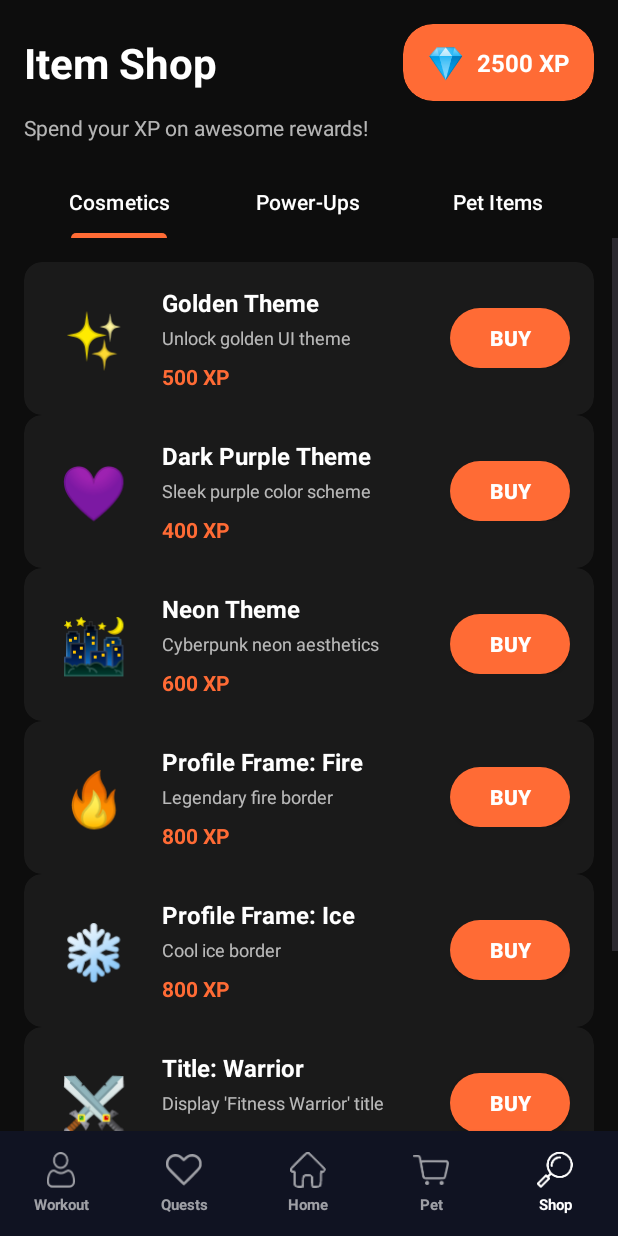
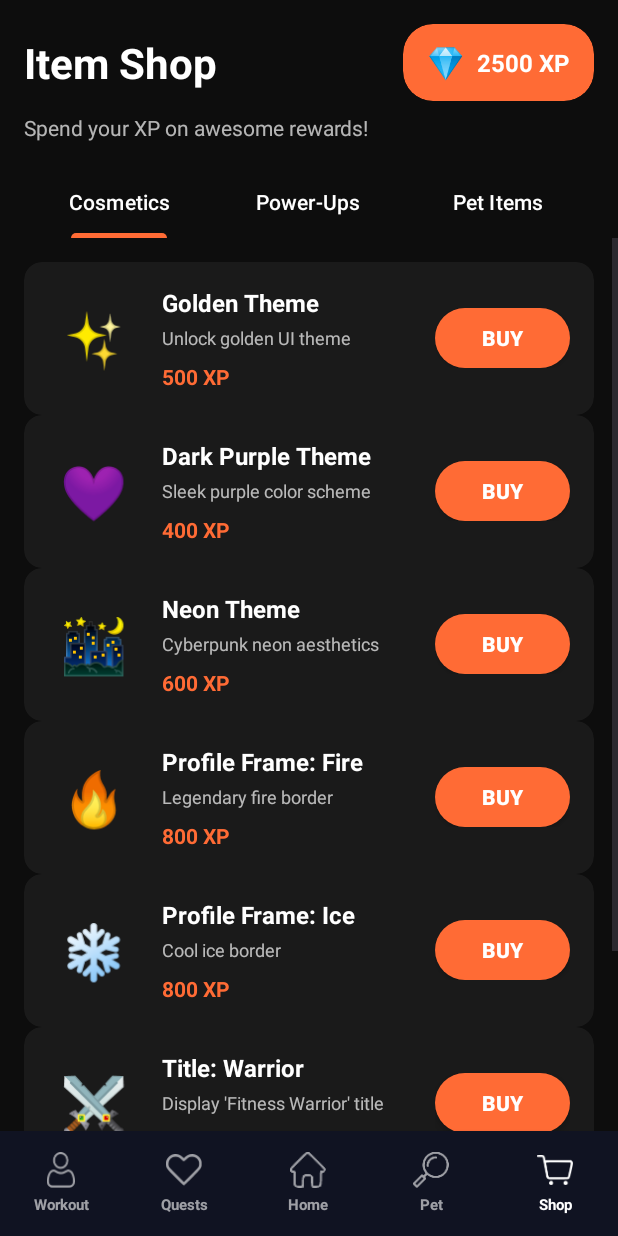
Before and after one commit to trankerry/CS481MobileProgrammingApp, an Android app: the ShopActivity screen opened directly, with no data from a screen before it, on a phone screen of 412 x 824 dp. Run offline under Robolectric (Android 15) with nearby library versions, the phone set to English and light mode, and no system bars.

Commit message:
added layouts for logout and shop function

```diff
--- a/app/src/main/res/layout/dialog_add_cardio.xml
+++ b/app/src/main/res/layout/dialog_add_cardio.xml
@@ -16,7 +16,7 @@
             android:layout_width="match_parent"
             android:layout_height="wrap_content"
             android:inputType="textCapWords"
-            android:textColor="@color/white" />
+            android:textColor="@color/black" />
     </com.google.android.material.textfield.TextInputLayout>
 
     <com.google.android.material.textfield.TextInputLayout
@@ -31,7 +31,7 @@
             android:layout_width="match_parent"
             android:layout_height="wrap_content"
             android:inputType="number"
-            android:textColor="@color/white" />
+            android:textColor="@color/black" />
     </com.google.android.material.textfield.TextInputLayout>
 
     <com.google.android.material.textfield.TextInputLayout
@@ -46,7 +46,7 @@
             android:layout_width="match_parent"
             android:layout_height="wrap_content"
             android:inputType="numberDecimal"
-            android:textColor="@color/white" />
+            android:textColor="@color/black" />
     </com.google.android.material.textfield.TextInputLayout>
 
 </LinearLayout>
--- a/app/src/main/res/layout/item_shop.xml
+++ b/app/src/main/res/layout/item_shop.xml
@@ -71,7 +71,7 @@
 
             <androidx.appcompat.widget.AppCompatButton
                 android:id="@+id/buyBtn"
-                android:layout_width="80dp"
+                android:layout_width="90dp"
                 android:layout_height="40dp"
                 android:background="@drawable/orange_bg"
                 android:text="BUY"
@@ -88,6 +88,18 @@
                 android:textSize="12sp"
                 android:textStyle="bold"
                 android:visibility="gone" />
+
+            <androidx.appcompat.widget.AppCompatButton
+                android:id="@+id/activeBtn"
+                android:layout_width="90dp"
+                android:layout_height="36dp"
+                android:layout_marginTop="8dp"
+                android:background="@drawable/orange_bg"
+                android:text="ACTIVATE"
+                android:textColor="@color/white"
+                android:textSize="12sp"
+                android:textStyle="bold"
+                android:visibility="gone" />
         </LinearLayout>
     </LinearLayout>
 
--- a/app/src/main/res/layout/layout_bottom_nav.xml
+++ b/app/src/main/res/layout/layout_bottom_nav.xml
@@ -106,7 +106,7 @@
                     android:layout_width="24dp"
                     android:layout_height="24dp"
                     app:tint="@color/white"
-                    app:srcCompat="@drawable/btn_3" />
+                    app:srcCompat="@drawable/search" />
 
                 <TextView
                     android:layout_width="match_parent"
@@ -132,7 +132,7 @@
                     android:layout_width="24dp"
                     android:layout_height="24dp"
                     app:tint="@color/white"
-                    app:srcCompat="@drawable/search" />
+                    app:srcCompat="@drawable/btn_3" />
 
                 <TextView
                     android:layout_width="match_parent"
```
Also changed, not shown: app/src/main/res/layout/activity_main.xml (+6 -6 lines), app/src/main/res/layout/dialog_add_strength.xml (+5 -5 lines).
